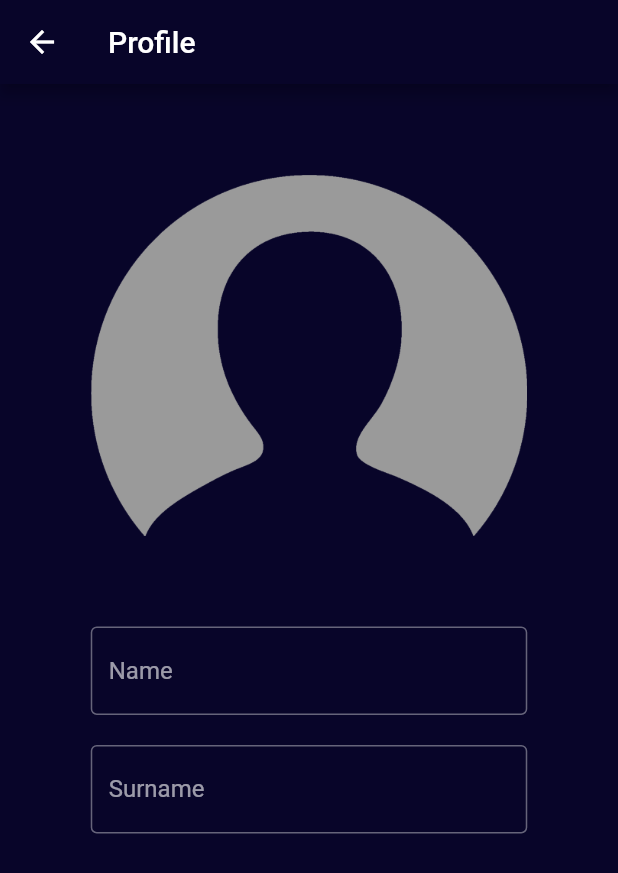
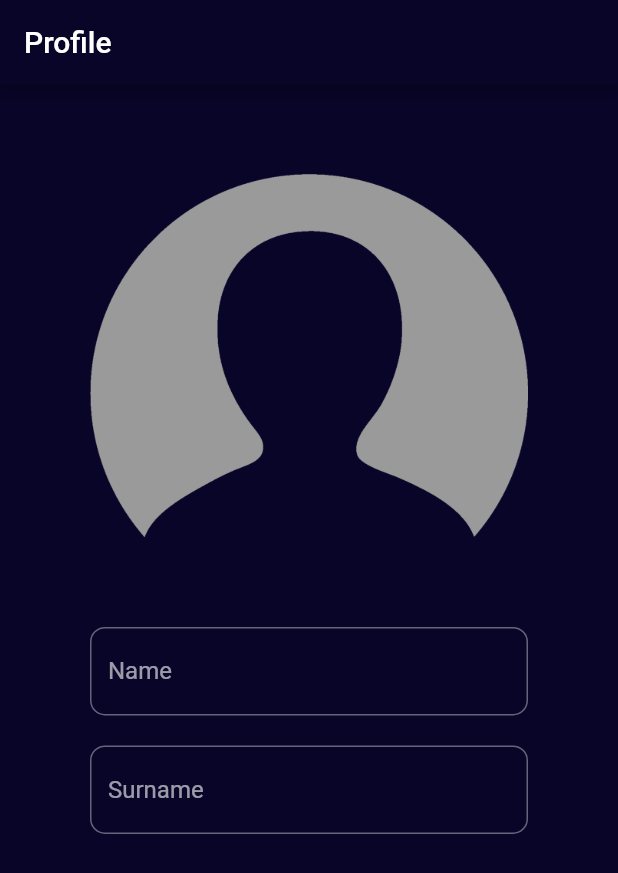
Before and after one commit to MuallaShn/universe_app, a Flutter app: the ProfilePage screen opened directly, on a phone screen of 412 x 824 dp. Shown: the top 873 px of the screen. Run offline on Flutter 3.47's test engine with Material 2 defaults, Android fonts, the phone set to English and light mode, and no system bars.

Commit message:
first commit

```diff
--- /dev/null
+++ b/lib/consts/Project_padding_and_radius.dart
@@ -0,0 +1,11 @@
+class ProjectPadding{
+  static const double small1Padding=3.0;
+  static const double small2Padding=5.0;
+  static const double middlePadding=8.0;
+  static const double normalPadding=10;
+  static const double bigPadding=30.0;
+  static const double big2Padding=50.0;
+}
+class ProjectRadius{
+  static const double normalRadius=10.0;
+}
--- a/lib/widgets/main_page_options_container_widget.dart
+++ b/lib/widgets/main_page_options_container_widget.dart
@@ -1,4 +1,5 @@
 import 'package:flutter/material.dart';
+import 'package:universe/consts/Project_padding_and_radius.dart';
 import 'package:universe/consts/Project_widht_and_height.dart';
 import 'package:universe/datas/general_datas.dart';
 import '../consts/Project_Colors.dart';
@@ -22,7 +23,7 @@ class _MainPageOptionsContainerState extends State<MainPageOptionsContainer> {
         shrinkWrap: true,
         itemCount: ProjectDatas.optionsDatasController.length,
         itemBuilder: (context, index) => Padding(
-          padding: EdgeInsets.all(8.0),
+          padding: EdgeInsets.all(ProjectPadding.middlePadding),
           child: InkWell(
             onTap: () {
               _toggleTheMenuBuilderColor(index);
@@ -35,7 +36,7 @@ class _MainPageOptionsContainerState extends State<MainPageOptionsContainer> {
             child: Container(
               width: ProjectWidht.toggleWidht,
               decoration: BoxDecoration(
-                  borderRadius: BorderRadius.circular(10),
+                  borderRadius: BorderRadius.circular(ProjectRadius.normalRadius),
                   color: ProjectDatas.optionsDatasController[index] == true
                       ? ProjectColors.blueAccent
                       : ProjectColors.indigo,
--- a/lib/widgets/profile_widget.dart
+++ b/lib/widgets/profile_widget.dart
@@ -1,5 +1,6 @@
 import 'package:flutter/material.dart';
 import 'package:universe/consts/Project_Colors.dart';
+import 'package:universe/consts/Project_padding_and_radius.dart';
 import 'package:universe/consts/Project_widht_and_height.dart';
 import 'package:universe/consts/project_titles_and_urls.dart';
 
@@ -11,7 +12,7 @@ class ProfilePage extends StatefulWidget {
 }
 
 class _ProfilePageState extends State<ProfilePage> {
-  final String url="assets/images/profil.png";
+  final String url = "assets/images/profil.png";
 
   @override
   Widget build(BuildContext context) {
@@ -20,10 +21,12 @@ class _ProfilePageState extends State<ProfilePage> {
         backgroundColor: ProjectColors.blackPearl,
         title: Text(ProjectTitles.ProfilePageTitle),
       ),
-
       backgroundColor: ProjectColors.blackPearl,
       body: Padding(
-        padding: EdgeInsets.all(60.5),
+        padding: EdgeInsets.all(ProjectPadding.normalPadding),
+        child: SingleChildScrollView(
+          child: Padding(
+            padding: EdgeInsets.all(ProjectPadding.big2Padding),
             child: Column(
               children: [
                 Image.asset(
@@ -32,23 +35,38 @@ class _ProfilePageState extends State<ProfilePage> {
                 SizedBox(
                   height: ProjectHeight.underProfileHeight,
                 ),
+                _ProfileTextField(hintText: ProjectTitles.ProfileName),
+                SizedBox(height: ProjectHeight.underNameHeight),
+                _ProfileTextField(hintText: ProjectTitles.ProfileSurname),
+              ],
+            ),
+          ),
+        ),
+      ),
+    );
+  }
+}
+
+class _ProfileTextField extends StatelessWidget {
+  final String hintText;
+
+  const _ProfileTextField({
+    required this.hintText,
+    Key? key,
+  }) : super(key: key);
+
+  @override
+  Widget build(BuildContext context) {
+    return Column(
+      children: [
         TextField(
           decoration: InputDecoration(
-                border: OutlineInputBorder(),
-                hintText: ProjectTitles.ProfileName,
-              ),
-            ),
-            SizedBox(height: ProjectHeight.underNameHeight),
-            TextField(
-              decoration: InputDecoration(
-                border: OutlineInputBorder(),
-                hintText: ProjectTitles.ProfileSurname,
+            border: OutlineInputBorder(
+                borderRadius: BorderRadius.all(Radius.circular(ProjectRadius.normalRadius))),
+            hintText: hintText,
           ),
         ),
       ],
-        ),
-      ),
-
     );
   }
 }
```
Also changed, not shown: lib/main_Page.dart (+19 -15 lines), lib/widgets/search_widget.dart (+6 -3 lines). Lines whose indentation alone changed are shown as unchanged.
